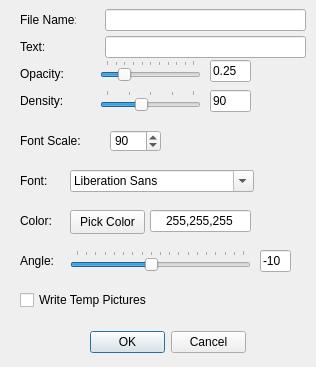
First picture: the form in options.ui, repository hikaruAi/Watermarker, before the edit.
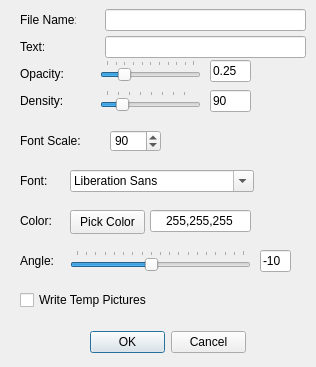
Second picture: the form after the edit. Icons and pictures are not drawn.

Diff of the .ui file:
```diff
--- a/options.ui
+++ b/options.ui
@@ -337,10 +337,10 @@
      </rect>
     </property>
     <property name="minimum">
-     <number>1</number>
+     <number>10</number>
     </property>
     <property name="maximum">
-     <number>200</number>
+     <number>400</number>
     </property>
     <property name="value">
      <number>80</number>
```
